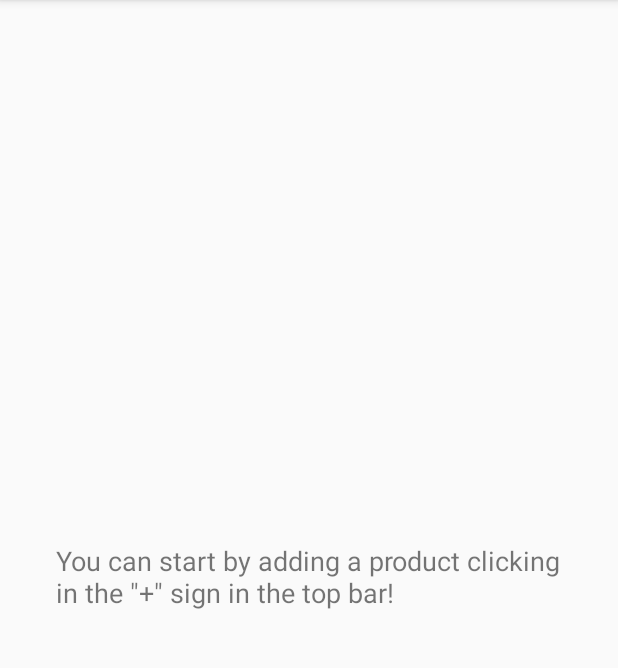
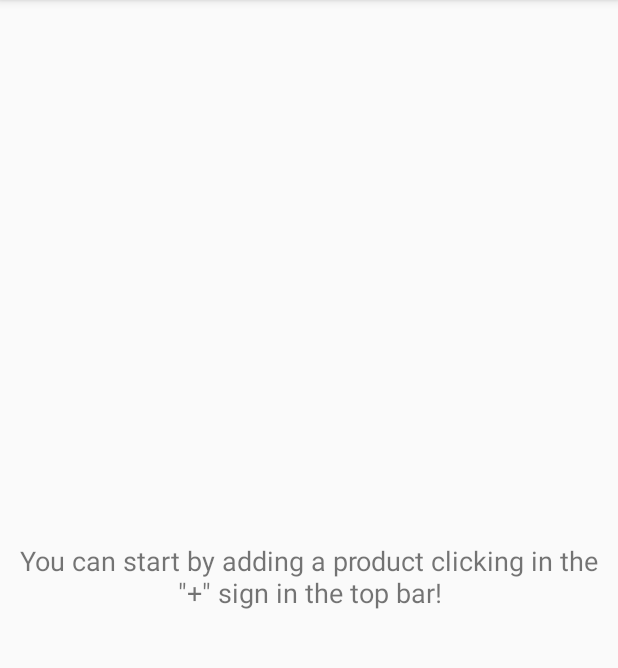
Before and after one commit to VoiderX/projeto-final-moveis, an Android app: the screen it shows after launch (MainActivity), on a phone screen of 412 x 824 dp, the part 84-752 px from its top. Run offline under Robolectric (Android 15) with nearby library versions, the phone set to English and light mode, and no system bars; our stand-ins replace Room's generated code.

Commit message:
Fixing alignments

```diff
--- a/ProjetoMoveis/app/src/main/res/layout/activity_main.xml
+++ b/ProjetoMoveis/app/src/main/res/layout/activity_main.xml
@@ -8,19 +8,22 @@
 
     <TextView
         android:id="@+id/infoText"
-        android:layout_width="338dp"
+        android:layout_width="wrap_content"
         android:layout_height="wrap_content"
         android:layout_marginBottom="8dp"
-        android:layout_marginEnd="32dp"
-        android:layout_marginStart="32dp"
+        android:layout_marginEnd="8dp"
+        android:layout_marginStart="8dp"
         android:layout_marginTop="8dp"
+        android:paddingLeft="8dp"
+        android:paddingRight="8dp"
         android:text="@string/product_info_message"
+        android:textAlignment="center"
         android:textSize="18sp"
         android:visibility="invisible"
         app:layout_constraintBottom_toBottomOf="parent"
-        app:layout_constraintEnd_toEndOf="@+id/linearLayout"
+        app:layout_constraintEnd_toEndOf="parent"
         app:layout_constraintStart_toStartOf="parent"
-        app:layout_constraintTop_toTopOf="@+id/linearLayout" />
+        app:layout_constraintTop_toTopOf="parent" />
 
     <LinearLayout
         android:id="@+id/linearLayout"
```
Also changed, not shown: ProjetoMoveis/app/src/main/res/layout/content_occurrence.xml (+7 -3 lines).
